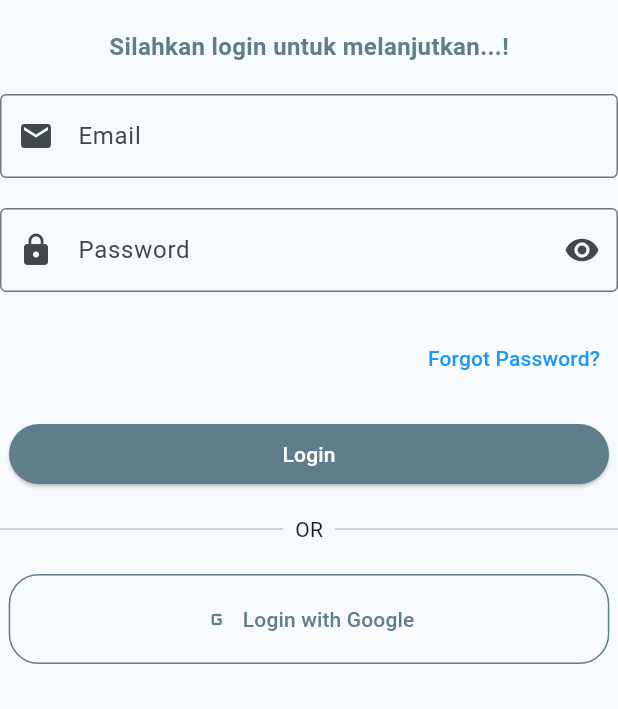
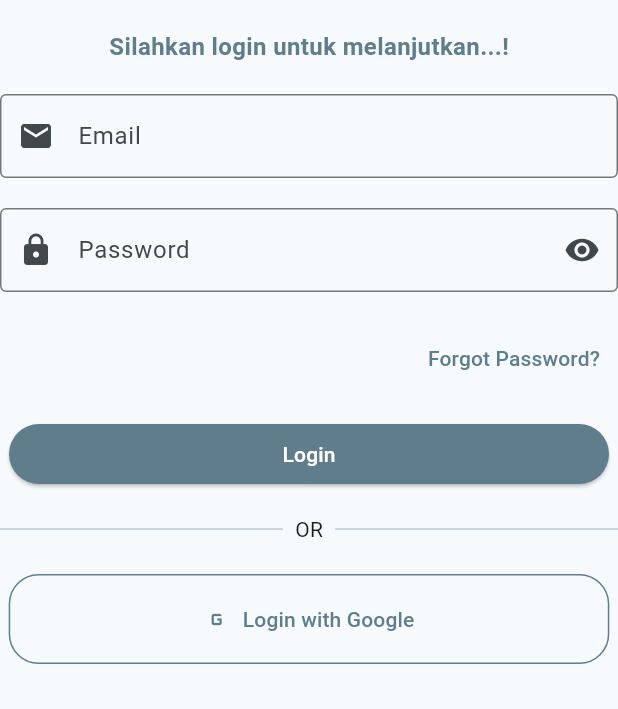
Before and after one commit to Muhammad-ArifinDev/muuhammadarifin_1123150053_uts, a Flutter app: the MyLogin screen opened directly, on a phone screen of 412 x 824 dp, the part 527-1236 px from its top. Run offline on Flutter 3.47's test engine with Material 3 defaults, Android fonts, the phone set to English and light mode, and no system bars.

Commit message:
finish update terakhir merubah warna pasa text field password yg awalnya warna biru menjadi biruke abu2 an

```diff
--- a/lib/login.dart
+++ b/lib/login.dart
@@ -60,7 +60,7 @@ class MyLogin extends StatelessWidget {
             decoration: InputDecoration(
               border: OutlineInputBorder(),
               focusedBorder: OutlineInputBorder(
-                borderSide: BorderSide(color: Colors.blue),
+                borderSide: BorderSide(color: Colors.blueGrey),
               ),
               prefixIcon: Icon(Icons.lock),
               labelText: 'Password',
@@ -78,7 +78,7 @@ class MyLogin extends StatelessWidget {
               onPressed: () {},
               child: Text(
                 "Forgot Password?",
-                style: TextStyle(color: Colors.blue),
+                style: TextStyle(color: Colors.blueGrey),
               ),
             ),
           ),
```
